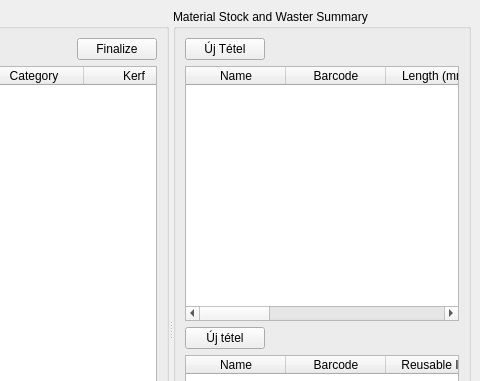
Qt form view/MainWindow.ui (horvathzoltan/cutplannerpro) before a commit; both pictures show x 440 to 920 and y 0 to 381 of the 920 by 680 pixel window.
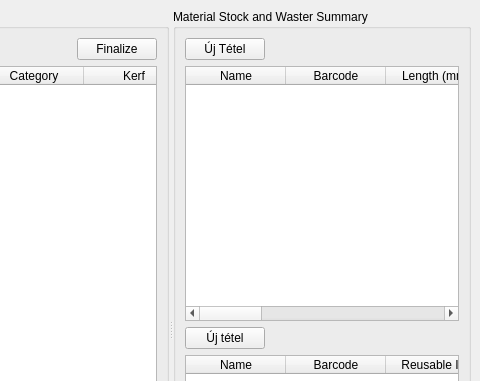
The same form after that commit.

Diff of the .ui file:
```diff
--- a/view/MainWindow.ui
+++ b/view/MainWindow.ui
@@ -343,6 +343,11 @@
             <string>Storage</string>
            </property>
           </column>
+          <column>
+           <property name="text">
+            <string>Comment</string>
+           </property>
+          </column>
           <column>
            <property name="text">
             <string>Actions</string>
```
